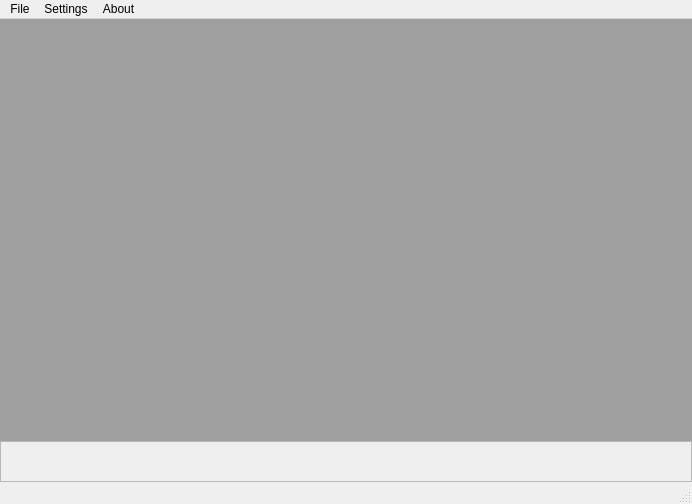
Old version of the form NoobaFE/Forms/MainWindow.ui in the repository noobavss/NoobaVSS.
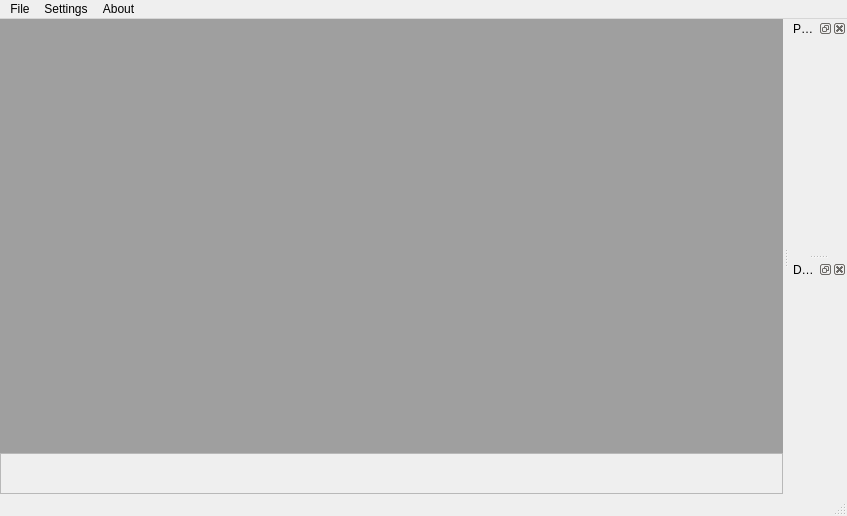
New version of the form. Icons and pictures are not drawn.

Diff of the .ui file:
```diff
--- a/NoobaFE/Forms/MainWindow.ui
+++ b/NoobaFE/Forms/MainWindow.ui
@@ -6,8 +6,8 @@
    <rect>
     <x>0</x>
     <y>0</y>
-    <width>692</width>
-    <height>504</height>
+    <width>847</width>
+    <height>516</height>
    </rect>
   </property>
   <property name="windowTitle">
@@ -169,7 +169,7 @@
     <rect>
      <x>0</x>
      <y>0</y>
-     <width>692</width>
+     <width>847</width>
      <height>25</height>
     </rect>
    </property>
@@ -199,6 +199,27 @@
    <addaction name="menuHelp"/>
   </widget>
   <widget class="QStatusBar" name="statusBar"/>
+  <widget class="QDockWidget" name="paramConfigDock">
+   <property name="windowTitle">
+    <string>Parameter Config</string>
+   </property>
+   <attribute name="dockWidgetArea">
+    <number>2</number>
+   </attribute>
+   <widget class="QWidget" name="dockWidgetContents"/>
+  </widget>
+  <widget class="QDockWidget" name="debugOutputDock">
+   <property name="floating">
+    <bool>false</bool>
+   </property>
+   <property name="windowTitle">
+    <string>Debug Output</string>
+   </property>
+   <attribute name="dockWidgetArea">
+    <number>2</number>
+   </attribute>
+   <widget class="QWidget" name="dockWidgetContents_3"/>
+  </widget>
   <action name="actionOpen">
    <property name="icon">
     <iconset resource="../Resources/mainwind.qrc">
```
Left out of the diff: 2 changed lines with no effect on the pictures.
